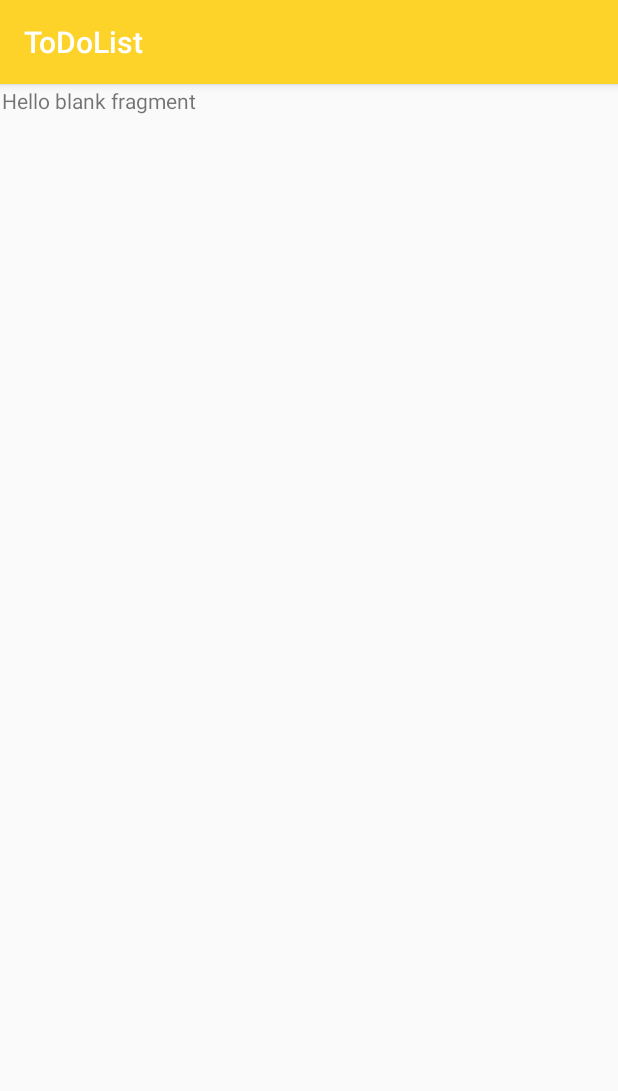
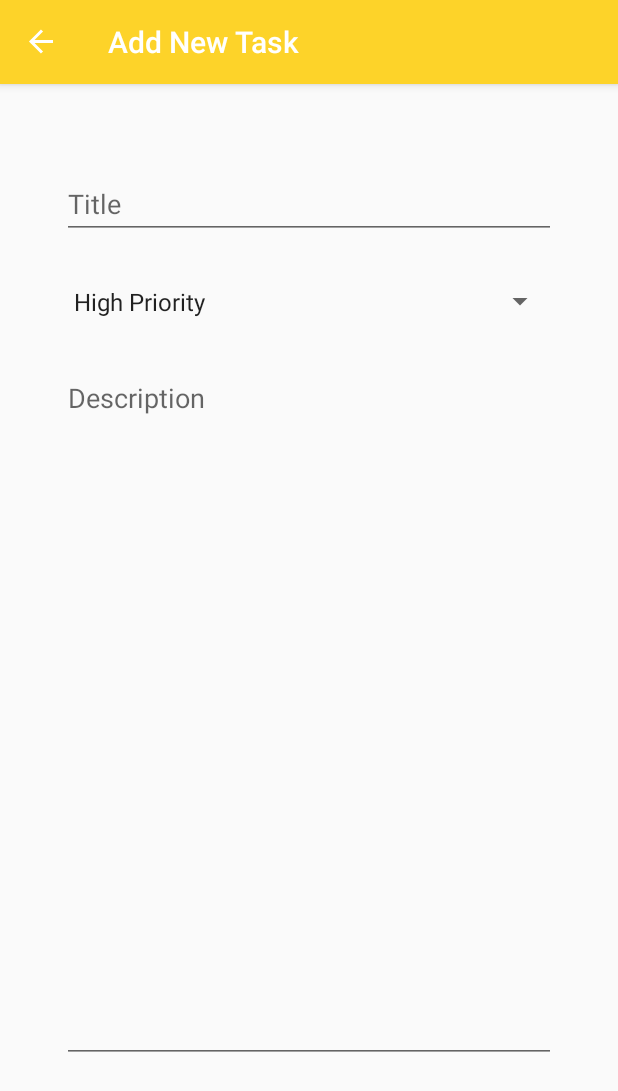
Before and after one commit to rizkitriandani/ToDoList, an Android app: the AddFragment screen opened through its navigation route, on a phone screen of 412 x 824 dp. Shown: the top 1091 px of the screen. Run offline under Robolectric (Android 15) with nearby library versions, the phone set to English and light mode, and no system bars; our stand-ins replace navigation-ui.

Commit message:
Add Fragment layout done!

```diff
--- a/app/src/main/java/com/belajar/todolist/MainActivity.kt
+++ b/app/src/main/java/com/belajar/todolist/MainActivity.kt
@@ -2,10 +2,21 @@ package com.belajar.todolist
 
 import androidx.appcompat.app.AppCompatActivity
 import android.os.Bundle
+import androidx.navigation.findNavController
+import androidx.navigation.ui.setupActionBarWithNavController
 
 class MainActivity : AppCompatActivity() {
     override fun onCreate(savedInstanceState: Bundle?) {
         super.onCreate(savedInstanceState)
         setContentView(R.layout.activity_main)
+
+        setupActionBarWithNavController(findNavController(R.id.nav_host_fragment))
+
+    }
+
+
+    override fun onSupportNavigateUp(): Boolean {
+        val navController = findNavController(R.id.nav_host_fragment)
+        return navController.navigateUp() || super.onSupportNavigateUp()
     }
 }
--- a/app/src/main/java/com/belajar/todolist/list/ListFragment.kt
+++ b/app/src/main/java/com/belajar/todolist/list/ListFragment.kt
@@ -5,56 +5,26 @@ import androidx.fragment.app.Fragment
 import android.view.LayoutInflater
 import android.view.View
 import android.view.ViewGroup
+import androidx.navigation.fragment.findNavController
 import com.belajar.todolist.R
+import kotlinx.android.synthetic.main.fragment_list.view.*
 
-// TODO: Rename parameter arguments, choose names that match
-// the fragment initialization parameters, e.g. ARG_ITEM_NUMBER
-private const val ARG_PARAM1 = "param1"
-private const val ARG_PARAM2 = "param2"
 
-/**
- * A simple [Fragment] subclass.
- * Use the [ListFragment.newInstance] factory method to
- * create an instance of this fragment.
- */
 class ListFragment : Fragment() {
-    // TODO: Rename and change types of parameters
-    private var param1: String? = null
-    private var param2: String? = null
 
-    override fun onCreate(savedInstanceState: Bundle?) {
-        super.onCreate(savedInstanceState)
-        arguments?.let {
-            param1 = it.getString(ARG_PARAM1)
-            param2 = it.getString(ARG_PARAM2)
-        }
-    }
 
     override fun onCreateView(
         inflater: LayoutInflater, container: ViewGroup?,
         savedInstanceState: Bundle?
     ): View? {
         // Inflate the layout for this fragment
-        return inflater.inflate(R.layout.fragment_list, container, false)
+        val view = inflater.inflate(R.layout.fragment_list, container, false);
+
+        view.fabAddTask.setOnClickListener {
+            findNavController().navigate(R.id.action_listFragment_to_addFragment);
+        }
+
+        return view;
     }
 
-    companion object {
-        /**
-         * Use this factory method to create a new instance of
-         * this fragment using the provided parameters.
-         *
-         * @param param1 Parameter 1.
-         * @param param2 Parameter 2.
-         * @return A new instance of fragment ListFragment.
-         */
-        // TODO: Rename and change types and number of parameters
-        @JvmStatic
-        fun newInstance(param1: String, param2: String) =
-            ListFragment().apply {
-                arguments = Bundle().apply {
-                    putString(ARG_PARAM1, param1)
-                    putString(ARG_PARAM2, param2)
-                }
-            }
-    }
 }
--- a/app/src/main/res/layout/activity_main.xml
+++ b/app/src/main/res/layout/activity_main.xml
@@ -7,7 +7,7 @@
     tools:context=".MainActivity">
 
     <fragment
-        android:id="@+id/fragment"
+        android:id="@+id/nav_host_fragment"
         android:name="androidx.navigation.fragment.NavHostFragment"
         android:layout_width="0dp"
         android:layout_height="0dp"
--- a/app/src/main/res/layout/fragment_add.xml
+++ b/app/src/main/res/layout/fragment_add.xml
@@ -1,14 +1,49 @@
 <?xml version="1.0" encoding="utf-8"?>
-<FrameLayout xmlns:android="http://schemas.android.com/apk/res/android"
+<androidx.constraintlayout.widget.ConstraintLayout xmlns:android="http://schemas.android.com/apk/res/android"
+    xmlns:app="http://schemas.android.com/apk/res-auto"
     xmlns:tools="http://schemas.android.com/tools"
     android:layout_width="match_parent"
     android:layout_height="match_parent"
-    tools:context=".add.AddFragment">
+    tools:context=".add.AddFragment"
+    android:layout_margin="40dp"
+    >
 
-    <!-- TODO: Update blank fragment layout -->
-    <TextView
+
+    <EditText
+        android:id="@+id/editTextTextPersonName"
         android:layout_width="match_parent"
-        android:layout_height="match_parent"
-        android:text="@string/hello_blank_fragment" />
+        android:layout_height="46dp"
+        android:layout_marginTop="16dp"
+        android:ems="10"
+        android:inputType="textPersonName"
+        android:hint="@string/txt_read_a_book"
+        app:layout_constraintEnd_toEndOf="parent"
+        app:layout_constraintHorizontal_bias="0.497"
+        app:layout_constraintStart_toStartOf="parent"
+        app:layout_constraintTop_toTopOf="parent" />
 
-</FrameLayout>
+    <Spinner
+        android:id="@+id/spinnerPriority"
+        android:layout_width="match_parent"
+        android:layout_height="51dp"
+        android:layout_marginTop="16dp"
+        android:spinnerMode="dropdown"
+        android:textAlignment="textStart"
+        android:entries="@array/task_priorities"
+        app:layout_constraintEnd_toEndOf="parent"
+        app:layout_constraintStart_toStartOf="parent"
+        app:layout_constraintTop_toBottomOf="@+id/editTextTextPersonName" />
+
+    <EditText
+        android:id="@+id/editTextTextMultiLine"
+        android:layout_width="match_parent"
+        android:layout_height="466dp"
+        android:layout_marginTop="16dp"
+        android:ems="10"
+        android:gravity="start|top"
+        android:hint="@string/txt_description"
+        android:inputType="textMultiLine"
+        app:layout_constraintEnd_toEndOf="parent"
+        app:layout_constraintStart_toStartOf="parent"
+        app:layout_constraintTop_toBottomOf="@+id/spinnerPriority" />
+</androidx.constraintlayout.widget.ConstraintLayout>
--- a/app/src/main/res/layout/fragment_list.xml
+++ b/app/src/main/res/layout/fragment_list.xml
@@ -18,7 +18,7 @@
 
 
     <com.google.android.material.floatingactionbutton.FloatingActionButton
-        android:id="@+id/floatingActionButton2"
+        android:id="@+id/fabAddTask"
         android:layout_width="wrap_content"
         android:layout_height="wrap_content"
         android:layout_marginEnd="36dp"
--- a/app/src/main/res/navigation/nav_graph.xml
+++ b/app/src/main/res/navigation/nav_graph.xml
@@ -7,7 +7,7 @@
     <fragment
         android:id="@+id/listFragment"
         android:name="com.belajar.todolist.list.ListFragment"
-        android:label="fragment_list"
+        android:label="Tasks List"
         tools:layout="@layout/fragment_list" >
         <action
             android:id="@+id/action_listFragment_to_addFragment"
@@ -19,7 +19,7 @@
     <fragment
         android:id="@+id/updateFragment"
         android:name="com.belajar.todolist.update.UpdateFragment"
-        android:label="fragment_update"
+        android:label="Edit Task"
         tools:layout="@layout/fragment_update" >
         <action
             android:id="@+id/action_updateFragment_to_listFragment"
@@ -28,7 +28,7 @@
     <fragment
         android:id="@+id/addFragment"
         android:name="com.belajar.todolist.add.AddFragment"
-        android:label="fragment_add"
+        android:label="Add New Task"
         tools:layout="@layout/fragment_add" >
         <action
             android:id="@+id/action_addFragment_to_listFragment"
--- a/app/src/main/res/values/strings.xml
+++ b/app/src/main/res/values/strings.xml
@@ -2,4 +2,13 @@
     <string name="app_name">ToDoList</string>
     <!-- TODO: Remove or change this placeholder text -->
     <string name="hello_blank_fragment">Hello blank fragment</string>
+    <string name="txt_read_a_book">Title</string>
+    <string name="txt_description">Description</string>
+
+    <string-array name="task_priorities">
+        <item>High Priority</item>
+        <item>Medium Priority</item>
+        <item>Low Priority</item>
+        <item>No Priority</item>
+    </string-array>
 </resources>
```
